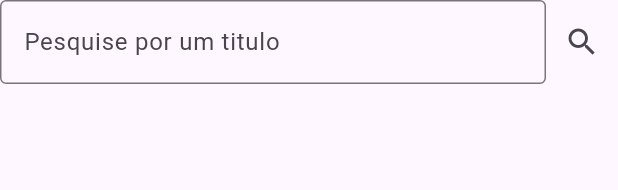
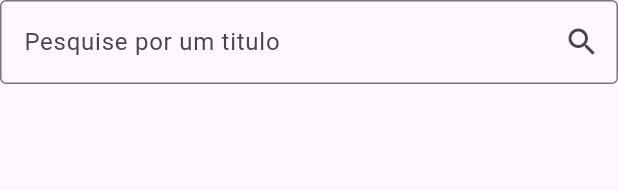
Before and after one commit to cl0v/hostaraguaia, a Flutter app: the SearchBarComponent widget shown alone on an empty page, opened directly, on a phone screen of 412 x 824 dp. Shown: the top 190 px of the screen. Run offline on Flutter 3.47's test engine with Material 3 defaults, Android fonts, the phone set to English and light mode, and no system bars; our stand-ins replace dio, flutter_dotenv.

Commit message:
improve search bar search button

```diff
--- a/lib/src/home/ui/components/search_bar.dart
+++ b/lib/src/home/ui/components/search_bar.dart
@@ -18,19 +18,16 @@ class _SearchBarComponentState extends State<SearchBarComponent> {
 
   @override
   Widget build(BuildContext context) {
-    return Row(
-      children: [
-        Expanded(
-          child: TextField(
-            controller: textController,
-            decoration: const InputDecoration(
-              labelText: 'Pesquise por um titulo',
-              border: OutlineInputBorder(),
-            ),
-          ),
+    return TextField(
+      controller: textController,
+      decoration: InputDecoration(
+        labelText: 'Pesquise por um titulo',
+        border: const OutlineInputBorder(),
+        suffixIcon: IconButton(
+          onPressed: () {},
+          icon: const Icon(Icons.search),
         ),
-        IconButton(onPressed: () {}, icon: const Icon(Icons.search)),
-      ],
+      ),
     );
   }
 }
```
